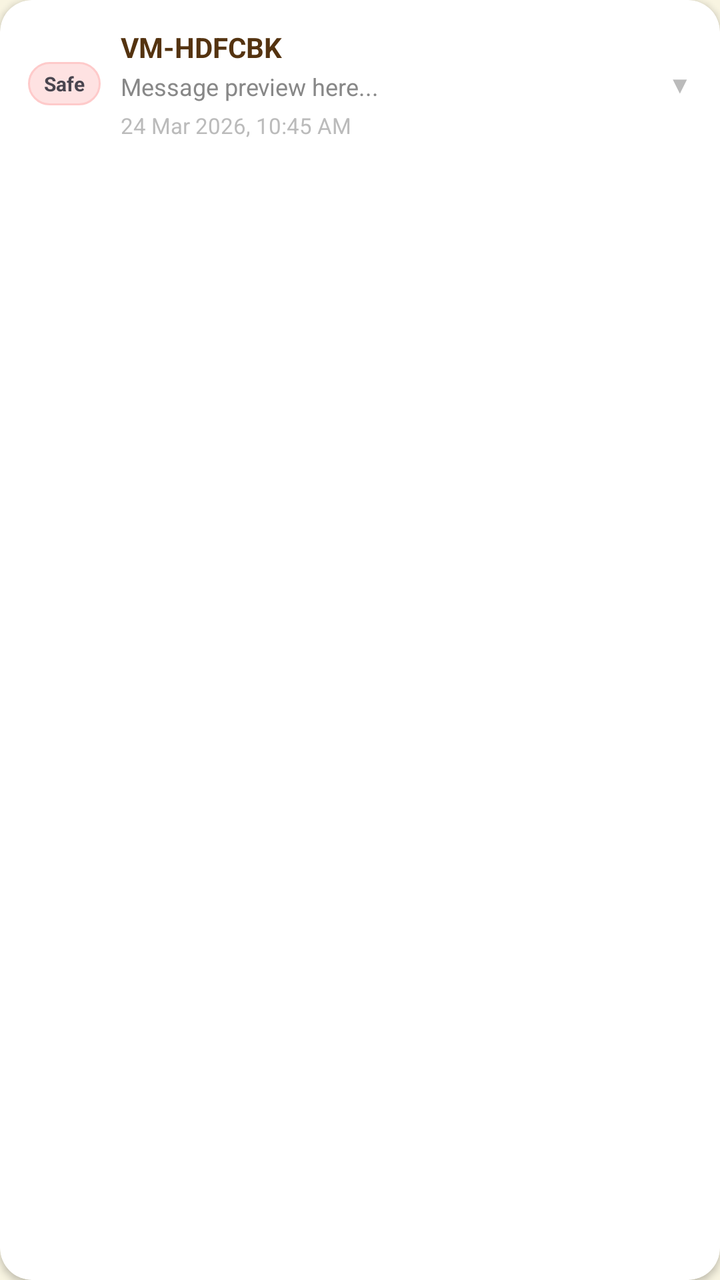
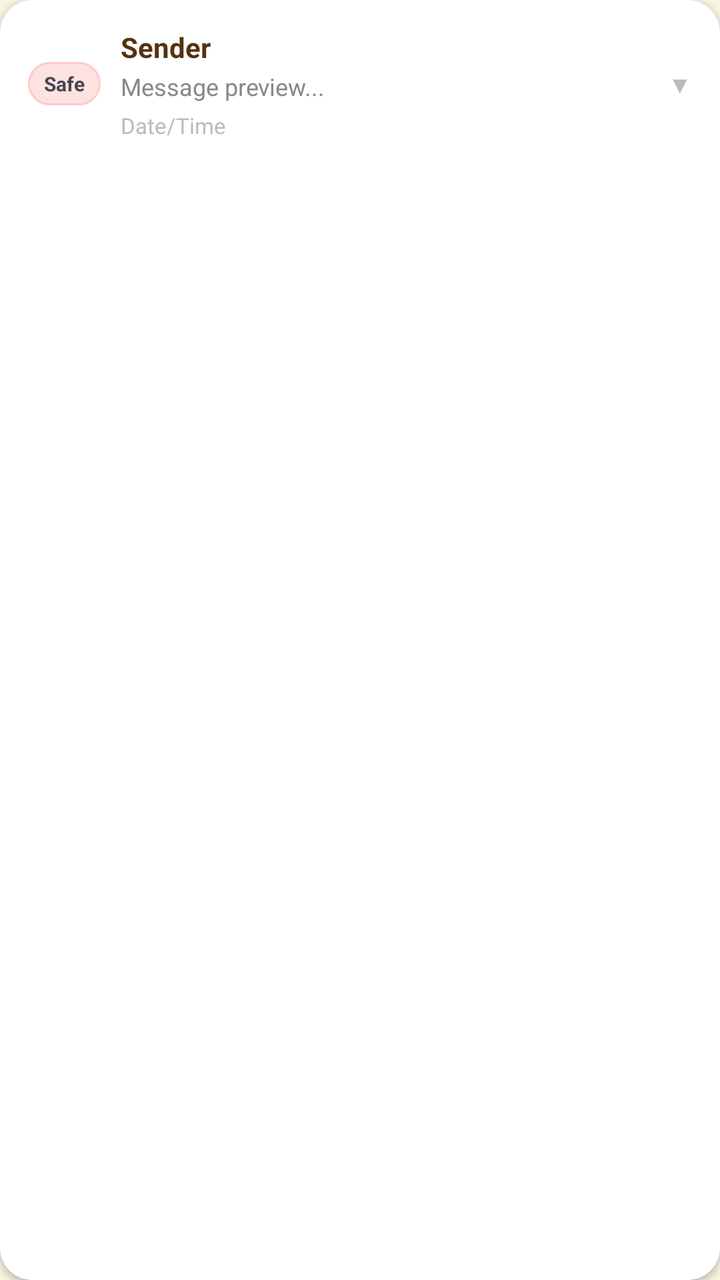

Screens rendered from an Android XML layout before and after an edit, with the pre-edit source and the edit as a unified diff.
<!-- AndroidManifest.xml: application theme Theme.VIGIL -->
<!-- res/layout/item_sms.xml -->
<?xml version="1.0" encoding="utf-8"?>
<androidx.cardview.widget.CardView
    xmlns:android="http://schemas.android.com/apk/res/android"
    xmlns:app="http://schemas.android.com/apk/res-auto"
    android:id="@+id/card_sms"
    android:layout_width="match_parent"
    android:layout_height="wrap_content"
    android:layout_marginBottom="10dp"
    app:cardCornerRadius="16dp"
    app:cardElevation="2dp"
    app:cardBackgroundColor="@color/white">

    <LinearLayout
        android:layout_width="match_parent"
        android:layout_height="wrap_content"
        android:orientation="vertical"
        android:padding="14dp">

        
        <LinearLayout
            android:layout_width="match_parent"
            android:layout_height="wrap_content"
            android:orientation="horizontal"
            android:gravity="center_vertical">

            
            
            <TextView
                android:id="@+id/tv_sms_risk_badge"
                android:layout_width="wrap_content"
                android:layout_height="wrap_content"
                android:text="Safe"
                android:textSize="10sp"
                android:textStyle="bold"
                android:paddingStart="8dp"
                android:paddingEnd="8dp"
                android:paddingTop="4dp"
                android:paddingBottom="4dp"
                android:background="@drawable/bg_badge_risk"
                android:layout_marginEnd="10dp"/>

            
            <LinearLayout
                android:layout_width="0dp"
                android:layout_height="wrap_content"
                android:layout_weight="1"
                android:orientation="vertical">

                
                <TextView
                    android:id="@+id/tv_sms_sender"
                    android:layout_width="wrap_content"
                    android:layout_height="wrap_content"
                    android:text="VM-HDFCBK"
                    android:textColor="@color/text_dark"
                    android:textSize="14sp"
                    android:textStyle="bold"/>

                
                <TextView
                    android:id="@+id/tv_sms_body_preview"
                    android:layout_width="wrap_content"
                    android:layout_height="wrap_content"
                    android:text="Message preview here..."
                    android:textColor="#888888"
                    android:textSize="12sp"
                    android:layout_marginTop="2dp"
                    android:maxLines="2"
                    android:ellipsize="end"/>

                
                <TextView
                    android:id="@+id/tv_sms_timestamp"
                    android:layout_width="wrap_content"
                    android:layout_height="wrap_content"
                    android:text="24 Mar 2026, 10:45 AM"
                    android:textColor="#BBBBBB"
                    android:textSize="11sp"
                    android:layout_marginTop="4dp"/>

            </LinearLayout>

            
            
            <TextView
                android:id="@+id/tv_expand_arrow"
                android:layout_width="wrap_content"
                android:layout_height="wrap_content"
                android:text="▼"
                android:textColor="#BBBBBB"
                android:textSize="12sp"
                android:layout_marginStart="8dp"/>

        </LinearLayout>

        
        <LinearLayout
            android:id="@+id/layout_sms_expanded"
            android:layout_width="match_parent"
            android:layout_height="wrap_content"
            android:orientation="vertical"
            android:visibility="gone">

            
            <View
                android:layout_width="match_parent"
                android:layout_height="1dp"
                android:background="#EEEEEE"
                android:layout_marginTop="10dp"
                android:layout_marginBottom="10dp"/>

            
            <TextView
                android:layout_width="wrap_content"
                android:layout_height="wrap_content"
                android:text="FULL MESSAGE"
                android:textColor="@color/accent_gold"
                android:textSize="10sp"
                android:letterSpacing="0.08"
                android:textStyle="bold"
                android:layout_marginBottom="4dp"/>

            
            <TextView
                android:id="@+id/tv_sms_full_body"
                android:layout_width="match_parent"
                android:layout_height="wrap_content"
                android:text="Full message body here..."
                android:textColor="@color/text_dark"
                android:textSize="13sp"
                android:lineSpacingMultiplier="1.5"
                android:background="@drawable/bg_progress_track"
                android:padding="10dp"
                android:layout_marginBottom="10dp"/>

            
            <View
                android:layout_width="match_parent"
                android:layout_height="1dp"
                android:background="#EEEEEE"
                android:layout_marginBottom="8dp"/>

            
            <TextView
                android:id="@+id/tv_sms_keywords"
                android:layout_width="wrap_content"
                android:layout_height="wrap_content"
                android:text="Matched: none"
                android:textColor="#8B6914"
                android:textSize="12sp"
                android:textStyle="bold"
                android:layout_marginBottom="6dp"/>

            
            <TextView
                android:id="@+id/tv_sms_explanation"
                android:layout_width="match_parent"
                android:layout_height="wrap_content"
                android:text="No phishing indicators found."
                android:textColor="#666666"
                android:textSize="12sp"
                android:lineSpacingMultiplier="1.5"
                android:layout_marginBottom="8dp"/>

            
            <TextView
                android:id="@+id/tv_sms_risk_score"
                android:layout_width="wrap_content"
                android:layout_height="wrap_content"
                android:text="Risk Score: 0 / 100"
                android:textSize="13sp"
                android:textStyle="bold"
                android:textColor="@color/safe_green"/>

        </LinearLayout>

    </LinearLayout>

</androidx.cardview.widget.CardView>
<!-- resources referenced by this layout -->
<resources>
  <color name="accent_gold">#AF8F6F</color>
  <color name="safe_green">#27AE60</color>
  <color name="text_dark">#543310</color>
  <color name="white">#FFFFFFFF</color>
  <!-- drawable bg_badge_risk (drawable) -->
  <?xml version="1.0" encoding="utf-8"?>
  <shape xmlns:android="http://schemas.android.com/apk/res/android"
      android:shape="rectangle">
      <solid android:color="#FEE2E2" />
  
      <corners android:radius="999dp" />
  
      <stroke
          android:width="1dp"
          android:color="#FECACA" />
  </shape>
  <!-- drawable bg_progress_track (drawable) -->
  <?xml version="1.0" encoding="utf-8"?>
  <shape xmlns:android="http://schemas.android.com/apk/res/android"
      android:shape="rectangle">
      <solid android:color="#E5E7EB" />
  
      <corners android:radius="999dp" />
  
      <stroke
          android:width="1dp"
          android:color="#D1D5DB" />
  </shape>
  <style name="Theme.VIGIL" parent="Base.Theme.VIGIL" />
  <style name="Base.Theme.VIGIL" parent="Theme.Material3.DayNight.NoActionBar">
          
          <item name="android:windowBackground">@color/bg_primary</item>
          <item name="colorPrimary">@color/card_dark</item>
          <item name="colorOnPrimary">@color/white</item>
          <item name="colorSecondary">@color/accent_gold</item>
          <item name="colorOnSecondary">@color/card_dark</item>
          <item name="android:statusBarColor">@color/bg_primary</item>
          <item name="android:windowLightStatusBar">true</item>
  
          
          <item name="bottomNavigationStyle">@style/Widget.App.BottomNavigationView</item>
      </style>
  <color name="bg_primary">#F8F4E1</color>
  <color name="card_dark">#543310</color>
  <style name="Widget.App.BottomNavigationView" parent="Widget.Material3.BottomNavigationView">
          <item name="backgroundTint">@color/bg_primary</item>
          <item name="itemIconTint">@color/color_nav_item</item>
          <item name="itemTextColor">@color/color_nav_item</item>
          <item name="itemActiveIndicatorStyle">@style/App.ActiveIndicator</item>
      </style>
  <style name="App.ActiveIndicator" parent="Widget.Material3.BottomNavigationView.ActiveIndicator">
          <item name="android:color">@color/nav_active_indicator</item>
      </style>
  <color name="nav_active_indicator">#543310</color>
</resources>

<!-- the commit's change to res/layout/item_sms.xml (unified diff, before → after) -->
@@ -23,8 +23,6 @@
             android:orientation="horizontal"
             android:gravity="center_vertical">
 
-            
-            
             <TextView
                 android:id="@+id/tv_sms_risk_badge"
                 android:layout_width="wrap_content"
@@ -39,49 +37,43 @@
                 android:background="@drawable/bg_badge_risk"
                 android:layout_marginEnd="10dp"/>
 
-            
             <LinearLayout
                 android:layout_width="0dp"
                 android:layout_height="wrap_content"
                 android:layout_weight="1"
                 android:orientation="vertical">
 
-                
                 <TextView
                     android:id="@+id/tv_sms_sender"
                     android:layout_width="wrap_content"
                     android:layout_height="wrap_content"
-                    android:text="VM-HDFCBK"
+                    android:text="Sender"
                     android:textColor="@color/text_dark"
                     android:textSize="14sp"
                     android:textStyle="bold"/>
 
-                
                 <TextView
                     android:id="@+id/tv_sms_body_preview"
                     android:layout_width="wrap_content"
                     android:layout_height="wrap_content"
-                    android:text="Message preview here..."
+                    android:text="Message preview..."
                     android:textColor="#888888"
                     android:textSize="12sp"
                     android:layout_marginTop="2dp"
                     android:maxLines="2"
                     android:ellipsize="end"/>
 
-                
                 <TextView
                     android:id="@+id/tv_sms_timestamp"
                     android:layout_width="wrap_content"
                     android:layout_height="wrap_content"
-                    android:text="24 Mar 2026, 10:45 AM"
+                    android:text="Date/Time"
                     android:textColor="#BBBBBB"
                     android:textSize="11sp"
                     android:layout_marginTop="4dp"/>
 
             </LinearLayout>
 
-            
-            
             <TextView
                 android:id="@+id/tv_expand_arrow"
                 android:layout_width="wrap_content"
@@ -101,7 +93,6 @@
             android:orientation="vertical"
             android:visibility="gone">
 
-            
             <View
                 android:layout_width="match_parent"
                 android:layout_height="1dp"
@@ -109,7 +100,6 @@
                 android:layout_marginTop="10dp"
                 android:layout_marginBottom="10dp"/>
 
-            
             <TextView
                 android:layout_width="wrap_content"
                 android:layout_height="wrap_content"
@@ -125,25 +115,23 @@
                 android:id="@+id/tv_sms_full_body"
                 android:layout_width="match_parent"
                 android:layout_height="wrap_content"
-                android:text="Full message body here..."
+                android:text="Full message body..."
                 android:textColor="@color/text_dark"
                 android:textSize="13sp"
-                android:lineSpacingMultiplier="1.5"
-                android:background="@drawable/bg_progress_track"
-                android:padding="10dp"
+                android:lineSpacingMultiplier="1.2"
+                android:background="#F5F5F5"
+                android:padding="12dp"
                 android:layout_marginBottom="10dp"/>
 
-            
             <View
                 android:layout_width="match_parent"
                 android:layout_height="1dp"
                 android:background="#EEEEEE"
                 android:layout_marginBottom="8dp"/>
 
-            
             <TextView
                 android:id="@+id/tv_sms_keywords"
-                android:layout_width="wrap_content"
+                android:layout_width="match_parent"
                 android:layout_height="wrap_content"
                 android:text="Matched: none"
                 android:textColor="#8B6914"
@@ -151,18 +139,16 @@
                 android:textStyle="bold"
                 android:layout_marginBottom="6dp"/>
 
-            
             <TextView
                 android:id="@+id/tv_sms_explanation"
                 android:layout_width="match_parent"
                 android:layout_height="wrap_content"
-                android:text="No phishing indicators found."
+                android:text="Explanation here..."
                 android:textColor="#666666"
                 android:textSize="12sp"
-                android:lineSpacingMultiplier="1.5"
+                android:lineSpacingMultiplier="1.2"
                 android:layout_marginBottom="8dp"/>
 
-            
             <TextView
                 android:id="@+id/tv_sms_risk_score"
                 android:layout_width="wrap_content"
<!-- resource entries referenced after the edit -->
@@ -15,18 +15,6 @@
       <stroke
           android:width="1dp"
           android:color="#FECACA" />
-  </shape>
-  <!-- drawable bg_progress_track (drawable) -->
-  <?xml version="1.0" encoding="utf-8"?>
-  <shape xmlns:android="http://schemas.android.com/apk/res/android"
-      android:shape="rectangle">
-      <solid android:color="#E5E7EB" />
-  
-      <corners android:radius="999dp" />
-  
-      <stroke
-          android:width="1dp"
-          android:color="#D1D5DB" />
   </shape>
   <style name="Theme.VIGIL" parent="Base.Theme.VIGIL" />
   <style name="Base.Theme.VIGIL" parent="Theme.Material3.DayNight.NoActionBar">
